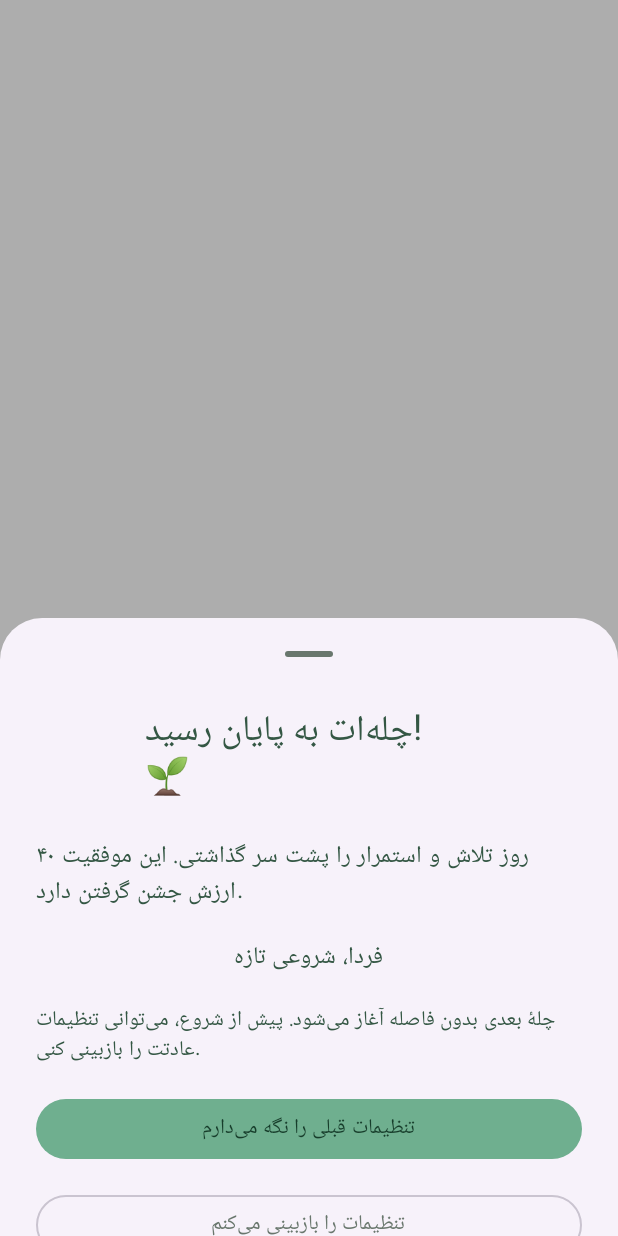
After one commit to baharmahab/HabitApp, an Android app built with Jetpack Compose: the composable CycleCompletionBottomSheet shown on its own in the app's theme, on a phone screen of 412 x 824 dp. The commit adds this screen. Run offline under Robolectric (Android 15) with nearby library versions, the phone set to English and light mode, and no system bars.

Commit message:
Add cycle completion bottom sheet

```diff
--- /dev/null
+++ b/app/src/main/java/com/example/habitapp/presentation/habit/component/CycleCompletionBottomSheet.kt
@@ -0,0 +1,95 @@
+package com.example.habitapp.presentation.habit.component
+
+
+
+import androidx.compose.foundation.layout.Arrangement
+import androidx.compose.foundation.layout.Column
+import androidx.compose.foundation.layout.fillMaxWidth
+import androidx.compose.foundation.layout.padding
+import androidx.compose.material3.Button
+import androidx.compose.material3.ExperimentalMaterial3Api
+import androidx.compose.material3.MaterialTheme
+import androidx.compose.material3.ModalBottomSheet
+import androidx.compose.material3.OutlinedButton
+import androidx.compose.material3.Text
+import androidx.compose.runtime.Composable
+import androidx.compose.ui.Alignment
+import androidx.compose.ui.Modifier
+import androidx.compose.ui.res.stringResource
+import androidx.compose.ui.unit.dp
+import com.example.habitapp.R
+
+@OptIn(ExperimentalMaterial3Api::class)
+@Composable
+fun CycleCompletionBottomSheet(
+    onDismiss: () -> Unit,
+    onKeepSettings: () -> Unit,
+    onReviewSettings: () -> Unit
+) {
+    ModalBottomSheet(
+        onDismissRequest = onDismiss
+    ) {
+        Column(
+            modifier = Modifier
+                .fillMaxWidth()
+                .padding(
+                    start = 24.dp,
+                    end = 24.dp,
+                    top = 8.dp,
+                    bottom = 32.dp
+                ),
+            horizontalAlignment = Alignment.CenterHorizontally,
+            verticalArrangement = Arrangement.spacedBy(16.dp)
+        ) {
+            Text(
+                text = stringResource(
+                    R.string.cycle_completion_sheet_title
+                ),
+                style = MaterialTheme.typography.headlineSmall
+            )
+
+            Text(
+                text = stringResource(
+                    R.string.cycle_completion_sheet_message
+                ),
+                style = MaterialTheme.typography.bodyLarge
+            )
+
+            Text(
+                text = stringResource(
+                    R.string.next_cycle_title
+                ),
+                style = MaterialTheme.typography.titleMedium
+            )
+
+            Text(
+                text = stringResource(
+                    R.string.next_cycle_message
+                ),
+                style = MaterialTheme.typography.bodyMedium
+            )
+
+            Button(
+                onClick = onKeepSettings,
+                modifier = Modifier.fillMaxWidth()
+            ) {
+                Text(
+                    text = stringResource(
+                        R.string.keep_previous_settings
+                    )
+                )
+            }
+
+            OutlinedButton(
+                onClick = onReviewSettings,
+                modifier = Modifier.fillMaxWidth()
+            ) {
+                Text(
+                    text = stringResource(
+                        R.string.review_habit_settings
+                    )
+                )
+            }
+        }
+    }
+}
--- a/app/src/main/java/com/example/habitapp/presentation/habit/detail/HabitDetailUiState.kt
+++ b/app/src/main/java/com/example/habitapp/presentation/habit/detail/HabitDetailUiState.kt
@@ -36,6 +36,6 @@ data class HabitDetailUiState @RequiresApi(Build.VERSION_CODES.O) constructor(
     val nextPendingDate: LocalDate = LocalDate.now(),
     val streakDays: Int = 0,
     val completedCycleSummary: HabitCycleSummary? = null,
-
+    val showCycleCompletionSheet: Boolean = false,
     val error: String? = null
 )
--- a/app/src/main/res/values/strings.xml
+++ b/app/src/main/res/values/strings.xml
@@ -131,6 +131,11 @@
     <string name="habit_goal_hint">چیزی که می‌خواهم در بلندمدت به آن برسم</string>
 
     <string name="habit_value_empty">هنوز تعریف نشده؛ برای افزودن لمس کن</string>
-
+    <string name="cycle_completion_sheet_title">چله‌ات به پایان رسید! 🌱</string>
+    <string name="cycle_completion_sheet_message">۴۰ روز تلاش و استمرار را پشت سر گذاشتی. این موفقیت ارزش جشن گرفتن دارد.</string>
+    <string name="next_cycle_title">فردا، شروعی تازه</string>
+    <string name="next_cycle_message">چلهٔ بعدی بدون فاصله آغاز می‌شود. پیش از شروع، می‌توانی تنظیمات عادتت را بازبینی کنی.</string>
+    <string name="keep_previous_settings">تنظیمات قبلی را نگه می‌دارم</string>
+    <string name="review_habit_settings">تنظیمات را بازبینی می‌کنم</string>
 
 </resources>
```
Also changed, not shown: app/src/main/java/com/example/habitapp/data/repository/HabitRepositoryImpl.kt (+32 -14 lines), app/src/main/java/com/example/habitapp/domain/model/SetDailyStatusResult.kt (+6 -1 lines), app/src/main/java/com/example/habitapp/domain/usecase/SetDailyStatusUseCase.kt (+32 -28 lines), app/src/main/java/com/example/habitapp/presentation/habit/component/CycleCompletedMessage.kt (added, +64 -0 lines), app/src/main/java/com/example/habitapp/presentation/habit/detail/HabitDetailScreen.kt (+23 -0 lines), app/src/main/java/com/example/habitapp/presentation/habit/detail/HabitDetailViewModel.kt (+12 -13 lines), 2 other files.
